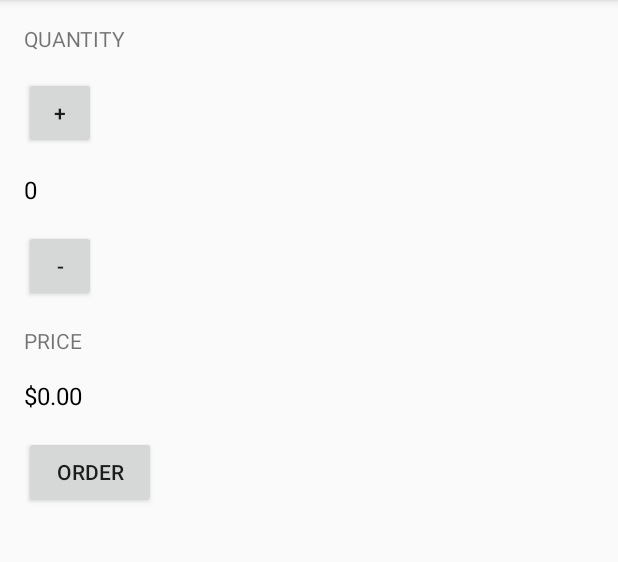
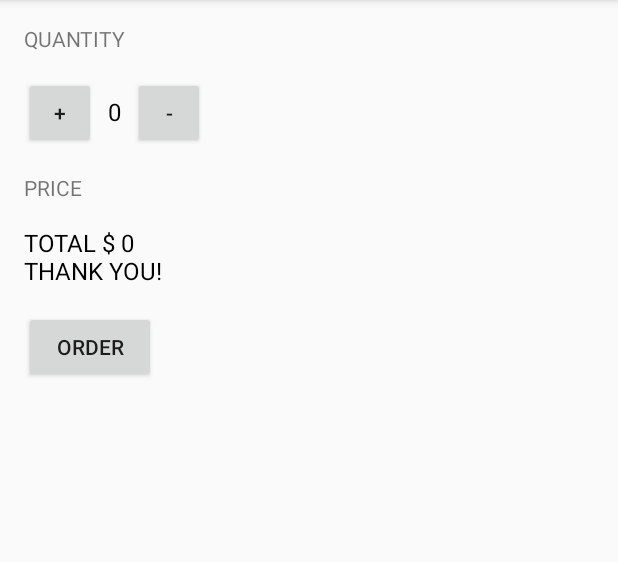
Before and after one commit to Chigrin/JustJava, an Android app: the screen it shows after launch (MainActivity), after a tap on "ORDER", on a phone screen of 412 x 824 dp, the part 84-646 px from its top. Run offline under Robolectric (Android 15) with nearby library versions, the phone set to English and light mode, and no system bars.

Commit message:
lesson_7

```diff
--- a/app/src/main/java/com/example/android/justjava/MainActivity.java
+++ b/app/src/main/java/com/example/android/justjava/MainActivity.java
@@ -30,12 +30,30 @@ public class MainActivity extends AppCompatActivity {
     }
 
     /**
+     * This method displays the given price on the screen.
+     */
+    private void displayPrice(int number) {
+        TextView priceTextView = (TextView) findViewById(R.id.price_text_view);
+        priceTextView.setText(NumberFormat.getCurrencyInstance().format(number));
+    }
+
+    /**
      * This method is called when the order button is clicked.
      */
     public void submitOrder(View view) {
-        int quantity = 0;
-        display(quantity);
-        displayPrice(quantity*4);
+       int price = quantity * 5;
+        String priceMessage = "Total $ " + price;
+       priceMessage = priceMessage + "\nThank you!";
+       displayMessage(priceMessage);
+            }
+
+
+    /**
+     * This method displays the given text on the screen.
+     */
+    private void displayMessage(String message) {
+        TextView priceTextView = (TextView) findViewById(R.id.price_text_view);
+        priceTextView.setText(message);
     }
 
     /**
@@ -44,15 +62,6 @@ public class MainActivity extends AppCompatActivity {
     private void display(int number) {
         TextView quantityTextView = (TextView) findViewById(R.id.quantity_text_view);
         quantityTextView.setText("" + number);
-    }
-
-
-    /**
-     * This method displays the given price on the screen.
-     */
-    private void displayPrice(int number) {
-        TextView priceTextView = (TextView) findViewById(R.id.price_text_view);
-        priceTextView.setText(NumberFormat.getCurrencyInstance().format(number));
     }
 
     /**
--- a/app/src/main/res/layout/activity_main.xml
+++ b/app/src/main/res/layout/activity_main.xml
@@ -15,6 +15,11 @@
         android:textAllCaps="true"
         android:layout_marginBottom="16dp"/>
 
+    <LinearLayout
+        android:layout_width="match_parent"
+        android:layout_height="wrap_content"
+        android:orientation="horizontal">
+
     <Button
         android:id="@+id/button_increce"
         android:layout_width="48dp"
@@ -27,8 +32,9 @@
             android:id="@+id/quantity_text_view"
             android:layout_width="wrap_content"
             android:layout_height="wrap_content"
-        android:layout_marginBottom="16dp"
-        android:layout_marginTop="16dp"
+            android:layout_marginLeft="8dp"
+            android:layout_marginRight="8dp"
+            android:gravity="center"
             android:text="0"
             android:textAllCaps="true"
             android:textColor="@android:color/black"
@@ -40,6 +46,7 @@
         android:layout_height="48dp"
         android:onClick="decrement"
         android:text="-" />
+    </LinearLayout>
 
 
     <TextView
```
Lines whose indentation alone changed are shown as unchanged.
